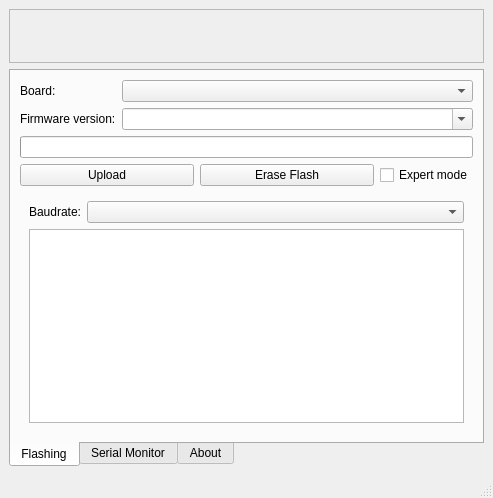
Old version of the form gui/mainwindow.ui in the repository littleyoda/littleyoda-DCC-Decoder-Flasher.
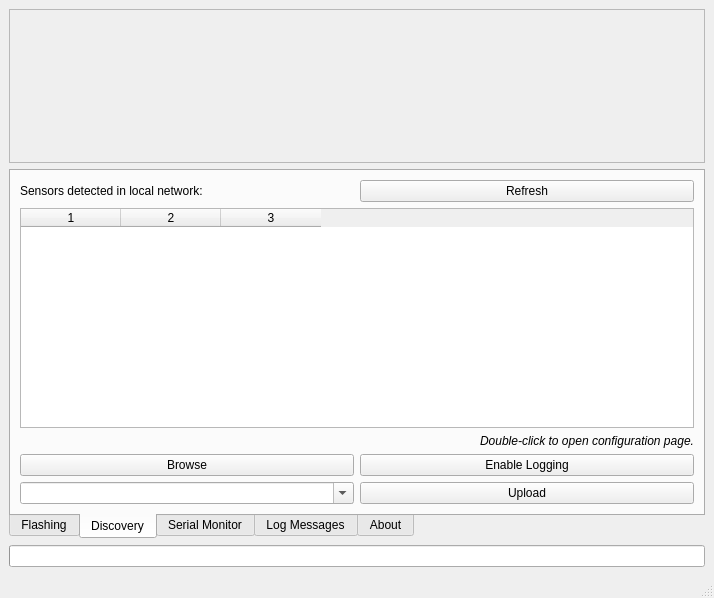
New version of the form. Icons and pictures are not drawn.

Commit message: - Log Messages - Flash for Networkdevices

```diff
--- a/gui/mainwindow.ui
+++ b/gui/mainwindow.ui
@@ -6,8 +6,8 @@
    <rect>
     <x>0</x>
     <y>0</y>
-    <width>493</width>
-    <height>466</height>
+    <width>714</width>
+    <height>598</height>
    </rect>
   </property>
   <property name="sizePolicy">
@@ -68,6 +68,12 @@
     </item>
     <item>
      <widget class="QTabWidget" name="tabWidget">
+      <property name="sizePolicy">
+       <sizepolicy hsizetype="Preferred" vsizetype="Preferred">
+        <horstretch>0</horstretch>
+        <verstretch>0</verstretch>
+       </sizepolicy>
+      </property>
       <property name="layoutDirection">
        <enum>Qt::LeftToRight</enum>
       </property>
@@ -75,7 +81,7 @@
        <enum>QTabWidget::South</enum>
       </property>
       <property name="currentIndex">
-       <number>0</number>
+       <number>1</number>
       </property>
       <widget class="QWidget" name="programmingTab">
        <property name="sizePolicy">
@@ -95,9 +101,6 @@
           </property>
          </widget>
         </item>
-        <item row="5" column="0" colspan="2">
-         <widget class="QProgressBar" name="progressBar"/>
-        </item>
         <item row="3" column="1">
          <widget class="QComboBox" name="versionBox">
           <property name="sizePolicy">
@@ -209,14 +212,32 @@
         </item>
        </layout>
       </widget>
-<!--
-       <widget class="QWidget" name="discoveryTab">
+      <widget class="QWidget" name="discoveryTab">
        <attribute name="title">
         <string>Discovery</string>
        </attribute>
        <layout class="QGridLayout" name="gridLayout">
         <item row="3" column="0" colspan="2">
-         <widget class="QListWidget" name="discoveryList"/>
+         <widget class="QTableWidget" name="discoveryList">
+          <property name="selectionMode">
+           <enum>QAbstractItemView::SingleSelection</enum>
+          </property>
+          <property name="selectionBehavior">
+           <enum>QAbstractItemView::SelectRows</enum>
+          </property>
+          <property name="rowCount">
+           <number>0</number>
+          </property>
+          <property name="columnCount">
+           <number>3</number>
+          </property>
+          <attribute name="verticalHeaderVisible">
+           <bool>false</bool>
+          </attribute>
+          <column/>
+          <column/>
+          <column/>
+         </widget>
         </item>
         <item row="4" column="0" colspan="2">
          <widget class="QLabel" name="label_5">
@@ -253,6 +274,62 @@
           </property>
          </widget>
         </item>
+        <item row="6" column="0" colspan="2">
+         <layout class="QHBoxLayout" name="horizontalLayout">
+          <item>
+           <widget class="QPushButton" name="discoveryBrowser">
+            <property name="sizePolicy">
+             <sizepolicy hsizetype="Expanding" vsizetype="Fixed">
+              <horstretch>0</horstretch>
+              <verstretch>0</verstretch>
+             </sizepolicy>
+            </property>
+            <property name="text">
+             <string>Browse</string>
+            </property>
+           </widget>
+          </item>
+          <item>
+           <widget class="QPushButton" name="enableLoggingButton">
+            <property name="sizePolicy">
+             <sizepolicy hsizetype="Expanding" vsizetype="Fixed">
+              <horstretch>0</horstretch>
+              <verstretch>0</verstretch>
+             </sizepolicy>
+            </property>
+            <property name="text">
+             <string>Enable Logging</string>
+            </property>
+           </widget>
+          </item>
+         </layout>
+        </item>
+        <item row="7" column="0">
+         <widget class="QComboBox" name="DTversionBox">
+          <property name="sizePolicy">
+           <sizepolicy hsizetype="MinimumExpanding" vsizetype="Fixed">
+            <horstretch>0</horstretch>
+            <verstretch>0</verstretch>
+           </sizepolicy>
+          </property>
+          <property name="editable">
+           <bool>true</bool>
+          </property>
+         </widget>
+        </item>
+        <item row="7" column="1">
+         <widget class="QPushButton" name="uploadOverTheAirButton">
+          <property name="sizePolicy">
+           <sizepolicy hsizetype="Expanding" vsizetype="Fixed">
+            <horstretch>0</horstretch>
+            <verstretch>0</verstretch>
+           </sizepolicy>
+          </property>
+          <property name="text">
+           <string>Upload</string>
+          </property>
+         </widget>
+        </item>
        </layout>
       </widget>
       -->
@@ -307,8 +384,50 @@
         </item>        
 
        </layout>
-
-       
+      </widget>
+      <widget class="QWidget" name="logging">
+       <attribute name="title">
+        <string>Log Messages</string>
+       </attribute>
+       <layout class="QGridLayout" name="gridLayout">
+        <item row="3" column="0" colspan="2">
+         <widget class="QTableWidget" name="logTable">
+          <property name="sizePolicy">
+           <sizepolicy hsizetype="Expanding" vsizetype="Expanding">
+            <horstretch>0</horstretch>
+            <verstretch>0</verstretch>
+           </sizepolicy>
+          </property>
+          <property name="verticalScrollBarPolicy">
+           <enum>Qt::ScrollBarAlwaysOn</enum>
+          </property>
+          <property name="editTriggers">
+           <set>QAbstractItemView::NoEditTriggers</set>
+          </property>
+          <property name="selectionMode">
+           <enum>QAbstractItemView::NoSelection</enum>
+          </property>
+          <property name="rowCount">
+           <number>0</number>
+          </property>
+          <property name="columnCount">
+           <number>3</number>
+          </property>
+          <attribute name="horizontalHeaderStretchLastSection">
+           <bool>true</bool>
+          </attribute>
+          <attribute name="verticalHeaderVisible">
+           <bool>false</bool>
+          </attribute>
+          <attribute name="verticalHeaderStretchLastSection">
+           <bool>false</bool>
+          </attribute>
+          <column/>
+          <column/>
+          <column/>
+         </widget>
+        </item>
+       </layout>
       </widget>
       <widget class="QWidget" name="aboutTab">
        <attribute name="title">
@@ -375,6 +494,9 @@
       </widget>
      </widget>
     </item>
+    <item>
+     <widget class="QProgressBar" name="progressBar"/>
+    </item>
    </layout>
   </widget>
   <widget class="QMenuBar" name="menubar">
```
Left out of the diff: 20 changed lines with no effect on the pictures. The commit also changes 3 other files.
